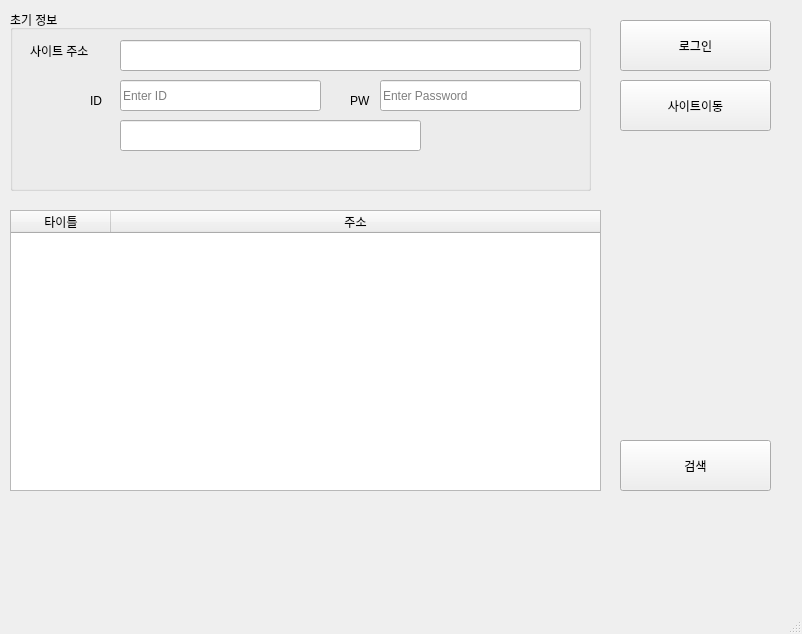
This is NaverCrawlUI/NaverCrawlUI.ui in kimhopepa/PythonPjt as Qt 5 draws it before an edit. The edited form follows.
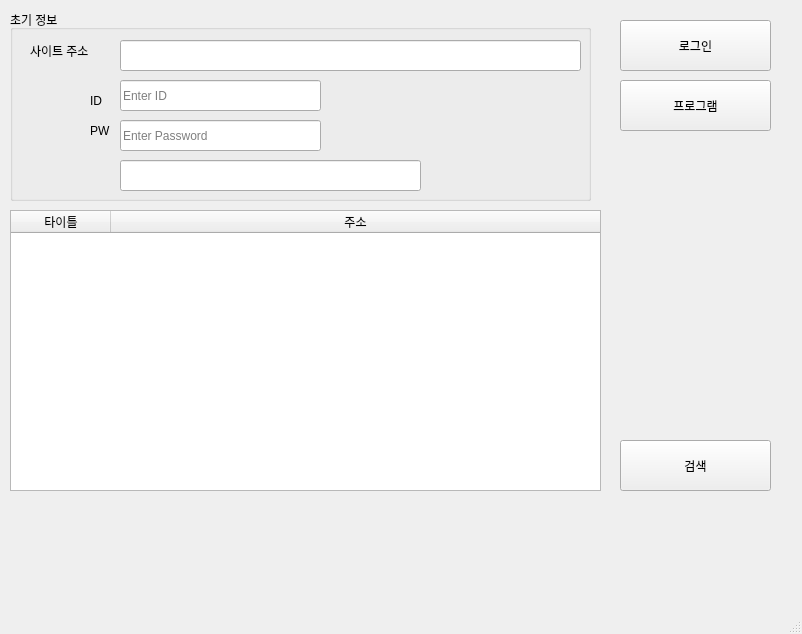
This is the edited form.

Commit message:
게시판 메뉴 이동
xpath

The edit to the form file:
```diff
--- a/NaverCrawlUI/NaverCrawlUI.ui
+++ b/NaverCrawlUI/NaverCrawlUI.ui
@@ -33,7 +33,7 @@
       <x>10</x>
       <y>10</y>
       <width>581</width>
-      <height>181</height>
+      <height>191</height>
      </rect>
     </property>
     <property name="title">
@@ -55,9 +55,9 @@
     <widget class="QLabel" name="label_3">
      <property name="geometry">
       <rect>
-       <x>340</x>
-       <y>70</y>
-       <width>91</width>
+       <x>80</x>
+       <y>100</y>
+       <width>31</width>
        <height>41</height>
       </rect>
      </property>
@@ -81,8 +81,8 @@
     <widget class="QLineEdit" name="lineEdit_PW">
      <property name="geometry">
       <rect>
-       <x>370</x>
-       <y>70</y>
+       <x>110</x>
+       <y>110</y>
        <width>201</width>
        <height>31</height>
       </rect>
@@ -139,7 +139,7 @@
      <property name="geometry">
       <rect>
        <x>110</x>
-       <y>110</y>
+       <y>150</y>
        <width>301</width>
        <height>31</height>
       </rect>
@@ -207,7 +207,7 @@
      </rect>
     </property>
     <property name="text">
-     <string>사이트이동</string>
+     <string>프로그램</string>
     </property>
    </widget>
    <zorder>groupBox</zorder>
```
The commit also changes 7 other files.
